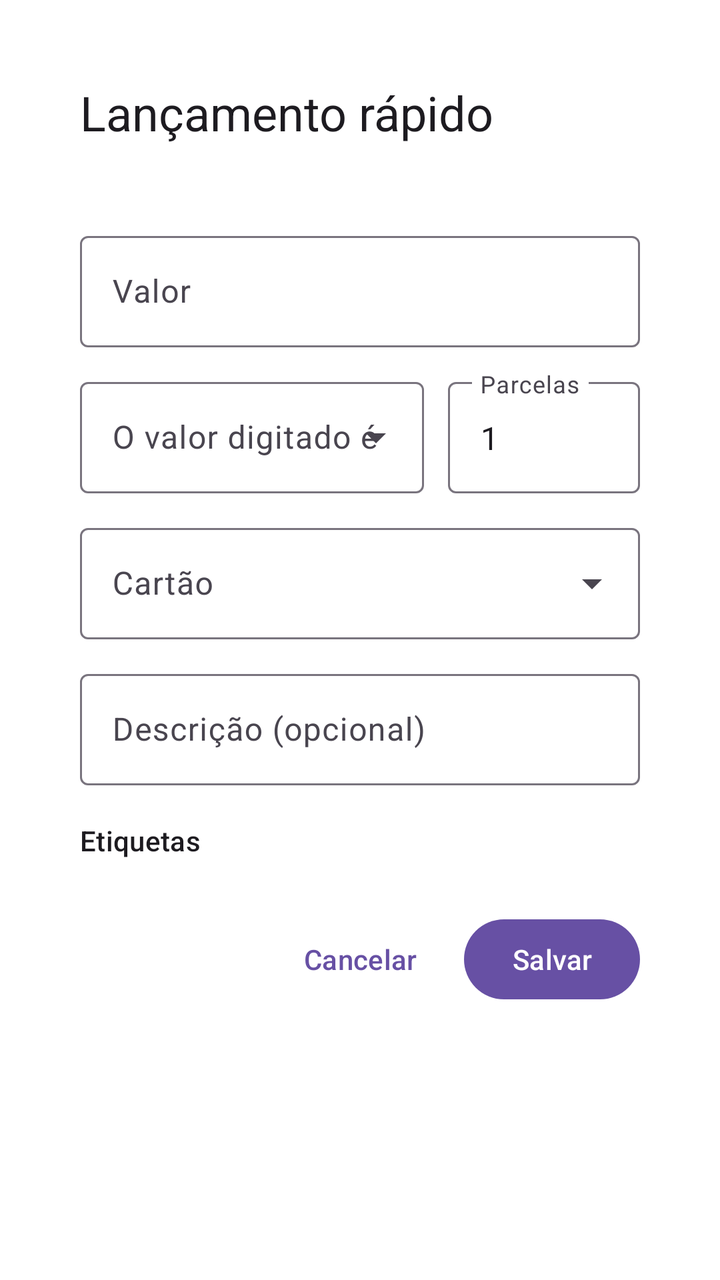
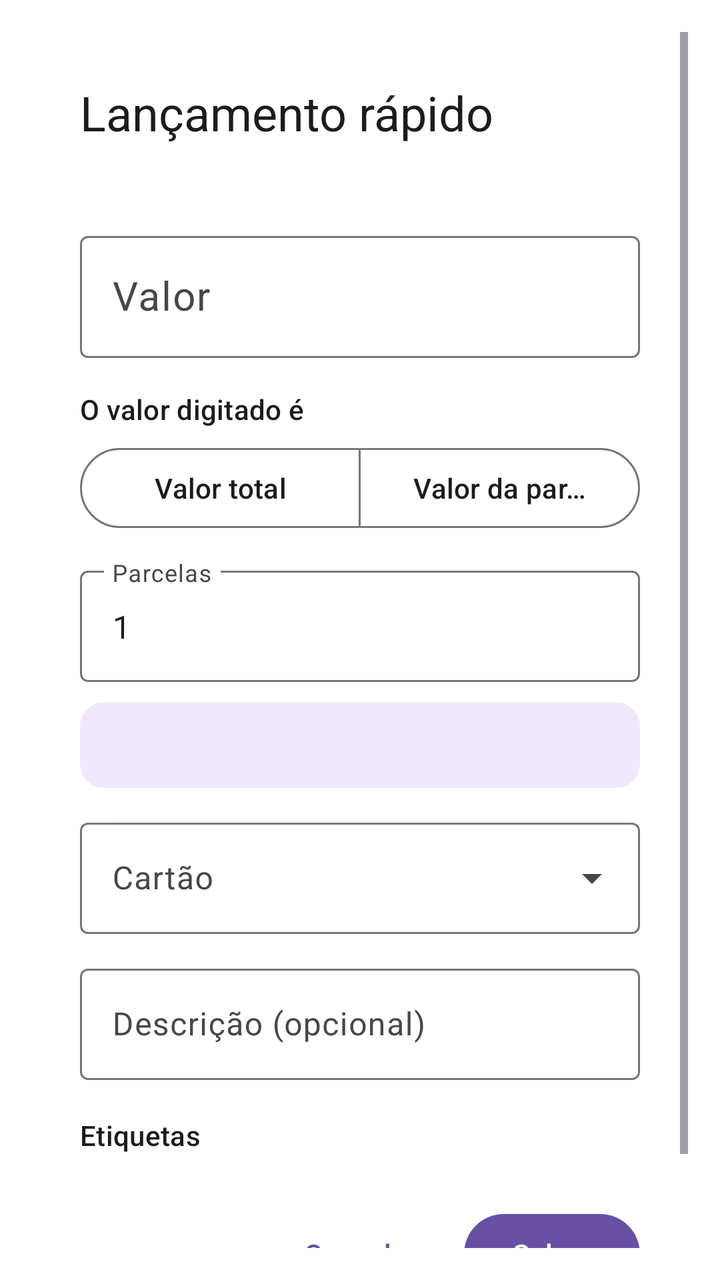

An Android layout rendered at two revisions. The XML below is the earlier revision; the diff shows what the commit changed to produce the second picture.
<!-- AndroidManifest.xml: activity theme Theme.Fortuna.Dialog -->
<!-- res/layout/activity_quick_purchase.xml -->
<?xml version="1.0" encoding="utf-8"?>
<ScrollView xmlns:android="http://schemas.android.com/apk/res/android"
    xmlns:app="http://schemas.android.com/apk/res-auto"
    android:layout_width="match_parent"
    android:layout_height="wrap_content"
    android:fillViewport="true">

    <LinearLayout
        android:layout_width="match_parent"
        android:layout_height="wrap_content"
        android:orientation="vertical"
        android:padding="24dp">

        <TextView
            android:layout_width="match_parent"
            android:layout_height="wrap_content"
            android:text="@string/quick_purchase_title"
            android:textAppearance="@style/TextAppearance.Material3.HeadlineSmall" />

        <TextView
            android:id="@+id/status"
            android:layout_width="match_parent"
            android:layout_height="wrap_content"
            android:layout_marginTop="4dp"
            android:textAppearance="@style/TextAppearance.Material3.BodySmall"
            android:textColor="?attr/colorOnSurfaceVariant" />

        <com.google.android.material.textfield.TextInputLayout
            android:id="@+id/amount_layout"
            style="@style/Widget.Material3.TextInputLayout.OutlinedBox"
            android:layout_width="match_parent"
            android:layout_height="wrap_content"
            android:layout_marginTop="20dp"
            android:hint="@string/field_amount"
            app:prefixText="R$ ">

            <com.google.android.material.textfield.TextInputEditText
                android:id="@+id/amount"
                android:layout_width="match_parent"
                android:layout_height="wrap_content"
                android:inputType="numberDecimal"
                android:importantForAutofill="no" />
        </com.google.android.material.textfield.TextInputLayout>

        <LinearLayout
            android:layout_width="match_parent"
            android:layout_height="wrap_content"
            android:layout_marginTop="12dp"
            android:orientation="horizontal">

            <com.google.android.material.textfield.TextInputLayout
                android:id="@+id/mode_layout"
                style="@style/Widget.Material3.TextInputLayout.OutlinedBox.ExposedDropdownMenu"
                android:layout_width="0dp"
                android:layout_weight="1"
                android:layout_height="wrap_content"
                android:hint="@string/field_mode">

                <com.google.android.material.textfield.MaterialAutoCompleteTextView
                    android:id="@+id/mode"
                    android:layout_width="match_parent"
                    android:layout_height="wrap_content"
                    android:inputType="none"
                    android:importantForAutofill="no" />
            </com.google.android.material.textfield.TextInputLayout>

            <com.google.android.material.textfield.TextInputLayout
                style="@style/Widget.Material3.TextInputLayout.OutlinedBox"
                android:layout_width="96dp"
                android:layout_height="wrap_content"
                android:layout_marginStart="12dp"
                android:hint="@string/field_installments">

                <com.google.android.material.textfield.TextInputEditText
                    android:id="@+id/installments"
                    android:layout_width="match_parent"
                    android:layout_height="wrap_content"
                    android:inputType="number"
                    android:text="1"
                    android:importantForAutofill="no" />
            </com.google.android.material.textfield.TextInputLayout>
        </LinearLayout>

        <com.google.android.material.textfield.TextInputLayout
            android:id="@+id/card_layout"
            style="@style/Widget.Material3.TextInputLayout.OutlinedBox.ExposedDropdownMenu"
            android:layout_width="match_parent"
            android:layout_height="wrap_content"
            android:layout_marginTop="12dp"
            android:hint="@string/field_card">

            <com.google.android.material.textfield.MaterialAutoCompleteTextView
                android:id="@+id/card"
                android:layout_width="match_parent"
                android:layout_height="wrap_content"
                android:inputType="none"
                android:importantForAutofill="no" />
        </com.google.android.material.textfield.TextInputLayout>

        <com.google.android.material.textfield.TextInputLayout
            style="@style/Widget.Material3.TextInputLayout.OutlinedBox"
            android:layout_width="match_parent"
            android:layout_height="wrap_content"
            android:layout_marginTop="12dp"
            android:hint="@string/field_description">

            <com.google.android.material.textfield.TextInputEditText
                android:id="@+id/description"
                android:layout_width="match_parent"
                android:layout_height="wrap_content"
                android:inputType="textCapSentences"
                android:importantForAutofill="no" />
        </com.google.android.material.textfield.TextInputLayout>

        <TextView
            android:id="@+id/tags_label"
            android:layout_width="match_parent"
            android:layout_height="wrap_content"
            android:layout_marginTop="18dp"
            android:text="@string/field_tags"
            android:textAppearance="@style/TextAppearance.Material3.LabelLarge" />

        <com.google.android.material.chip.ChipGroup
            android:id="@+id/tags"
            android:layout_width="match_parent"
            android:layout_height="wrap_content"
            android:layout_marginTop="6dp"
            app:singleSelection="false" />

        <ProgressBar
            android:id="@+id/progress"
            style="?android:attr/progressBarStyleHorizontal"
            android:layout_width="match_parent"
            android:layout_height="wrap_content"
            android:layout_marginTop="16dp"
            android:indeterminate="true"
            android:visibility="gone" />

        <LinearLayout
            android:layout_width="match_parent"
            android:layout_height="wrap_content"
            android:layout_marginTop="20dp"
            android:gravity="end"
            android:orientation="horizontal">

            <com.google.android.material.button.MaterialButton
                android:id="@+id/cancel"
                style="@style/Widget.Material3.Button.TextButton"
                android:layout_width="wrap_content"
                android:layout_height="wrap_content"
                android:text="@string/cancel" />

            <com.google.android.material.button.MaterialButton
                android:id="@+id/save"
                android:layout_width="wrap_content"
                android:layout_height="wrap_content"
                android:layout_marginStart="8dp"
                android:text="@string/save" />
        </LinearLayout>
    </LinearLayout>
</ScrollView>
<!-- resources referenced by this layout -->
<resources>
  <string name="cancel">Cancelar</string>
  <string name="field_amount">Valor</string>
  <string name="field_card">Cartão</string>
  <string name="field_description">Descrição (opcional)</string>
  <string name="field_installments">Parcelas</string>
  <string name="field_mode">O valor digitado é</string>
  <string name="field_tags">Etiquetas</string>
  <string name="quick_purchase_title">Lançamento rápido</string>
  <string name="save">Salvar</string>
  <style name="Theme.Fortuna.Dialog" parent="Theme.Material3.DayNight.Dialog">
          <item name="android:windowMinWidthMajor">90%</item>
          <item name="android:windowMinWidthMinor">92%</item>
      </style>
</resources>

<!-- the commit's change to res/layout/activity_quick_purchase.xml (unified diff, before → after) -->
@@ -38,48 +38,69 @@
                 android:id="@+id/amount"
                 android:layout_width="match_parent"
                 android:layout_height="wrap_content"
-                android:inputType="numberDecimal"
+                android:inputType="number"
+                android:textSize="20sp"
                 android:importantForAutofill="no" />
         </com.google.android.material.textfield.TextInputLayout>
 
-        <LinearLayout
+        <TextView
+            android:layout_width="match_parent"
+            android:layout_height="wrap_content"
+            android:layout_marginTop="16dp"
+            android:text="@string/field_mode"
+            android:textAppearance="@style/TextAppearance.Material3.LabelLarge" />
+
+        
+        <com.google.android.material.button.MaterialButtonToggleGroup
+            android:id="@+id/mode_group"
+            android:layout_width="match_parent"
+            android:layout_height="wrap_content"
+            android:layout_marginTop="6dp"
+            app:singleSelection="true"
+            app:selectionRequired="true">
+
+            <com.google.android.material.button.MaterialButton
+                android:id="@+id/mode_total"
+                style="@style/Widget.Material3.Button.OutlinedButton"
+                android:layout_width="0dp"
+                android:layout_weight="1"
+                android:layout_height="wrap_content"
+                android:text="@string/mode_total_short" />
+
+            <com.google.android.material.button.MaterialButton
+                android:id="@+id/mode_installment"
+                style="@style/Widget.Material3.Button.OutlinedButton"
+                android:layout_width="0dp"
+                android:layout_weight="1"
+                android:layout_height="wrap_content"
+                android:text="@string/mode_installment_short" />
+        </com.google.android.material.button.MaterialButtonToggleGroup>
+
+        <com.google.android.material.textfield.TextInputLayout
+            style="@style/Widget.Material3.TextInputLayout.OutlinedBox"
             android:layout_width="match_parent"
             android:layout_height="wrap_content"
             android:layout_marginTop="12dp"
-            android:orientation="horizontal">
+            android:hint="@string/field_installments">
 
-            <com.google.android.material.textfield.TextInputLayout
-                android:id="@+id/mode_layout"
-                style="@style/Widget.Material3.TextInputLayout.OutlinedBox.ExposedDropdownMenu"
-                android:layout_width="0dp"
-                android:layout_weight="1"
+            <com.google.android.material.textfield.TextInputEditText
+                android:id="@+id/installments"
+                android:layout_width="match_parent"
                 android:layout_height="wrap_content"
-                android:hint="@string/field_mode">
+                android:inputType="number"
+                android:text="1"
+                android:importantForAutofill="no" />
+        </com.google.android.material.textfield.TextInputLayout>
 
-                <com.google.android.material.textfield.MaterialAutoCompleteTextView
-                    android:id="@+id/mode"
-                    android:layout_width="match_parent"
-                    android:layout_height="wrap_content"
-                    android:inputType="none"
-                    android:importantForAutofill="no" />
-            </com.google.android.material.textfield.TextInputLayout>
-
-            <com.google.android.material.textfield.TextInputLayout
-                style="@style/Widget.Material3.TextInputLayout.OutlinedBox"
-                android:layout_width="96dp"
-                android:layout_height="wrap_content"
-                android:layout_marginStart="12dp"
-                android:hint="@string/field_installments">
-
-                <com.google.android.material.textfield.TextInputEditText
-                    android:id="@+id/installments"
-                    android:layout_width="match_parent"
-                    android:layout_height="wrap_content"
-                    android:inputType="number"
-                    android:text="1"
-                    android:importantForAutofill="no" />
-            </com.google.android.material.textfield.TextInputLayout>
-        </LinearLayout>
+        
+        <TextView
+            android:id="@+id/preview"
+            android:layout_width="match_parent"
+            android:layout_height="wrap_content"
+            android:layout_marginTop="10dp"
+            android:padding="12dp"
+            android:background="@drawable/preview_background"
+            android:textAppearance="@style/TextAppearance.Material3.BodyMedium" />
 
         <com.google.android.material.textfield.TextInputLayout
             android:id="@+id/card_layout"
<!-- resource entries referenced after the edit -->
@@ -1,5 +1,11 @@
 <!-- resources referenced by this layout -->
 <resources>
+  <!-- drawable preview_background (drawable) -->
+  <?xml version="1.0" encoding="utf-8"?>
+  <shape xmlns:android="http://schemas.android.com/apk/res/android" android:shape="rectangle">
+      <corners android:radius="12dp" />
+      <solid android:color="#1A6D28D9" />
+  </shape>
   <string name="cancel">Cancelar</string>
   <string name="field_amount">Valor</string>
   <string name="field_card">Cartão</string>
@@ -7,6 +13,8 @@
   <string name="field_installments">Parcelas</string>
   <string name="field_mode">O valor digitado é</string>
   <string name="field_tags">Etiquetas</string>
+  <string name="mode_installment_short">Valor da parcela</string>
+  <string name="mode_total_short">Valor total</string>
   <string name="quick_purchase_title">Lançamento rápido</string>
   <string name="save">Salvar</string>
   <style name="Theme.Fortuna.Dialog" parent="Theme.Material3.DayNight.Dialog">
